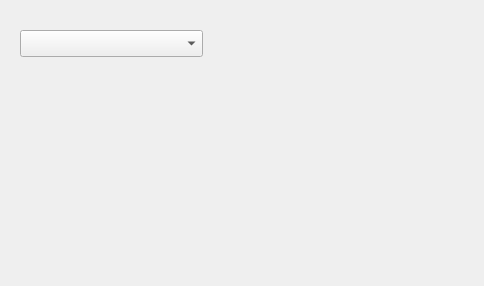
Old version of the form src/NewUI/oscil.ui in the repository saidinesh5/ZynAddSubFX.
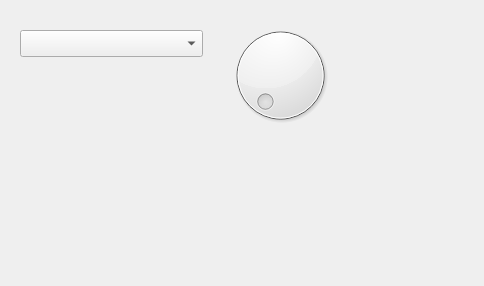
New version of the form. Custom widgets are drawn as their Qt base class.

Commit message: added baseparam, but fails test

```diff
--- a/src/NewUI/oscil.ui
+++ b/src/NewUI/oscil.ui
@@ -26,8 +26,32 @@
     <string>BaseFunc</string>
    </property>
   </widget>
+  <widget class="Dial" name="dial_2">
+   <property name="geometry">
+    <rect>
+     <x>220</x>
+     <y>20</y>
+     <width>121</width>
+     <height>111</height>
+    </rect>
+   </property>
+   <property name="sizePolicy">
+    <sizepolicy hsizetype="Preferred" vsizetype="Preferred">
+     <horstretch>0</horstretch>
+     <verstretch>0</verstretch>
+    </sizepolicy>
+   </property>
+   <property name="controlId" stdset="0">
+    <string>BaseParam</string>
+   </property>
+  </widget>
  </widget>
  <customwidgets>
+  <customwidget>
+   <class>Dial</class>
+   <extends>QDial</extends>
+   <header>dial.h</header>
+  </customwidget>
   <customwidget>
    <class>ComboBox</class>
    <extends>QComboBox</extends>
```
The commit also changes 2 other files.
